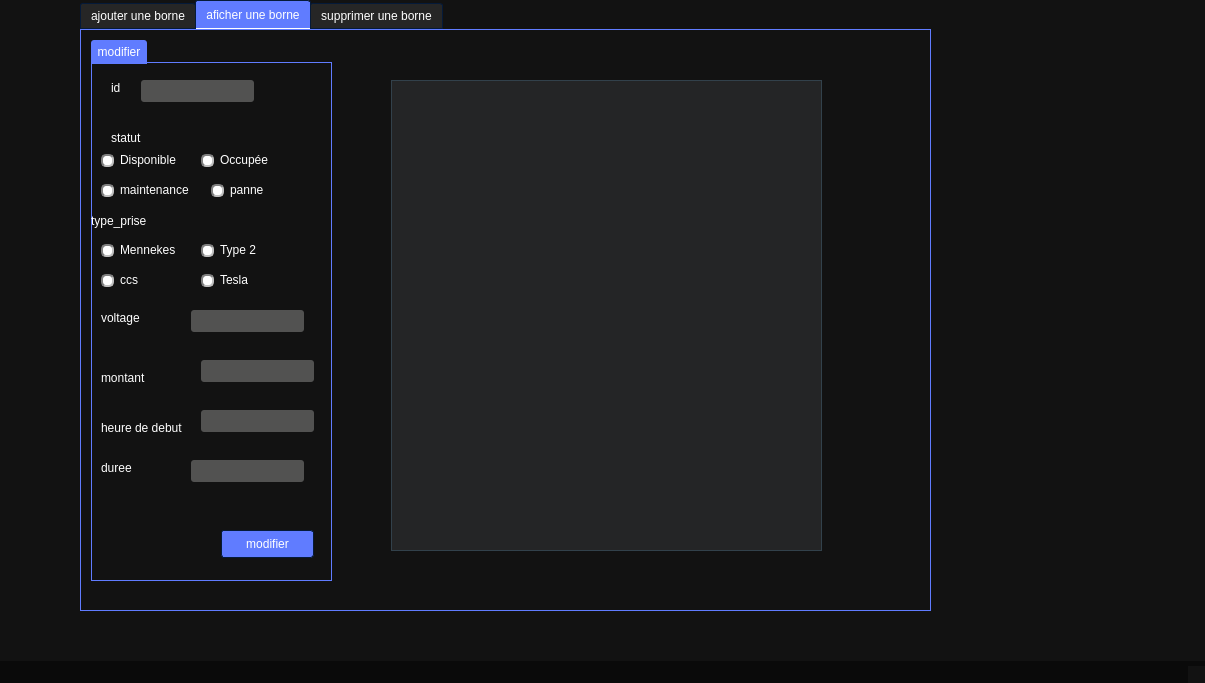
Above: gestion_borne/mainwindow.ui from khelifi19/aesir before the change. Below: the same form after it.
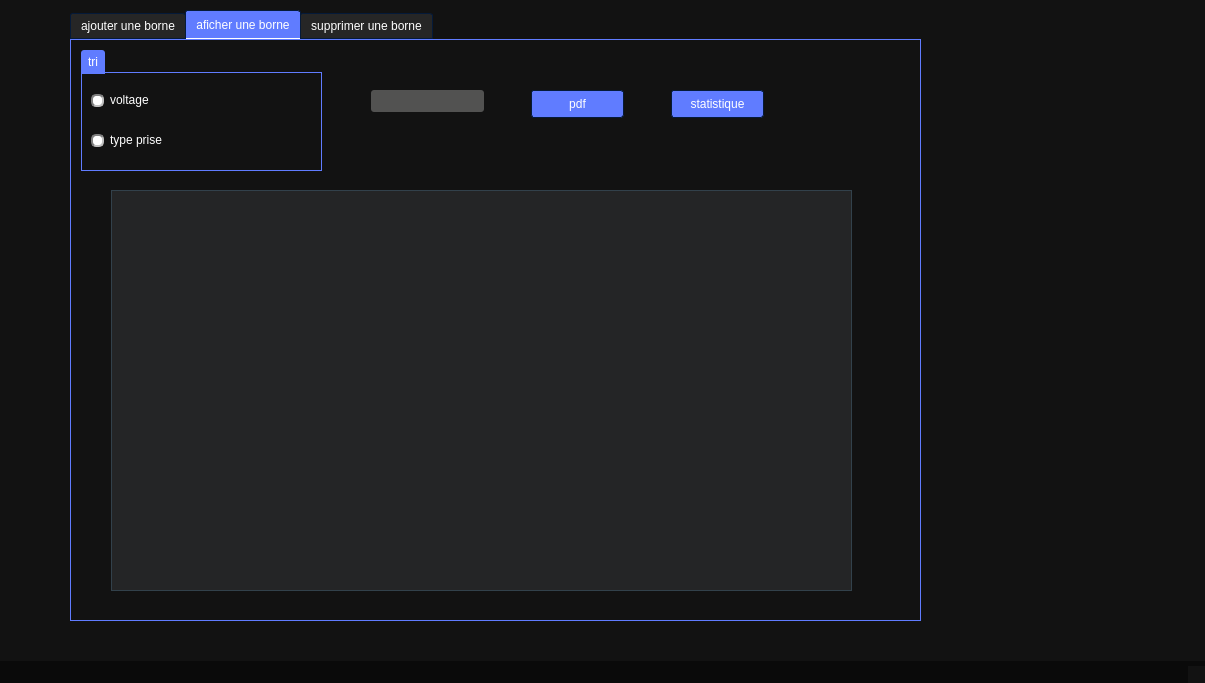
That is the form after the change. The open tabs and pages were chosen to show the change. Icons and pictures are not drawn.

Diff of the .ui file:
```diff
--- a/gestion_borne/mainwindow.ui
+++ b/gestion_borne/mainwindow.ui
@@ -1188,8 +1188,8 @@
    <widget class="QTabWidget" name="tabWidget">
     <property name="geometry">
      <rect>
-      <x>80</x>
-      <y>0</y>
+      <x>70</x>
+      <y>10</y>
       <width>851</width>
       <height>611</height>
      </rect>
@@ -1769,281 +1769,85 @@
         <x>10</x>
         <y>10</y>
         <width>241</width>
-        <height>541</height>
+        <height>121</height>
        </rect>
       </property>
       <property name="title">
-       <string>modifier</string>
+       <string>tri</string>
       </property>
-      <widget class="QLabel" name="label_5">
-       <property name="geometry">
-        <rect>
-         <x>20</x>
-         <y>40</y>
-         <width>56</width>
-         <height>16</height>
-        </rect>
-       </property>
-       <property name="text">
-        <string>id</string>
-       </property>
-      </widget>
-      <widget class="QLabel" name="label_6">
-       <property name="geometry">
-        <rect>
-         <x>20</x>
-         <y>90</y>
-         <width>56</width>
-         <height>16</height>
-        </rect>
-       </property>
-       <property name="text">
-        <string>statut</string>
-       </property>
-      </widget>
-      <widget class="QLabel" name="label_7">
-       <property name="geometry">
-        <rect>
-         <x>0</x>
-         <y>170</y>
-         <width>61</width>
-         <height>21</height>
-        </rect>
-       </property>
-       <property name="text">
-        <string>type_prise</string>
-       </property>
-      </widget>
-      <widget class="QLineEdit" name="le_id_modif">
-       <property name="geometry">
-        <rect>
-         <x>50</x>
-         <y>40</y>
-         <width>113</width>
-         <height>22</height>
-        </rect>
-       </property>
-      </widget>
-      <widget class="QPushButton" name="pb_modifier">
-       <property name="geometry">
-        <rect>
-         <x>130</x>
-         <y>490</y>
-         <width>93</width>
-         <height>28</height>
-        </rect>
-       </property>
-       <property name="text">
-        <string>modifier</string>
-       </property>
-      </widget>
-      <widget class="QLabel" name="label_12">
+      <widget class="QRadioButton" name="tri_voltage">
        <property name="geometry">
         <rect>
          <x>10</x>
-         <y>270</y>
-         <width>56</width>
-         <height>16</height>
+         <y>40</y>
+         <width>97</width>
+         <height>20</height>
         </rect>
        </property>
        <property name="text">
         <string>voltage</string>
        </property>
       </widget>
-      <widget class="QLabel" name="label_13">
+      <widget class="QRadioButton" name="trie_type">
        <property name="geometry">
         <rect>
          <x>10</x>
-         <y>330</y>
-         <width>56</width>
-         <height>16</height>
-        </rect>
-       </property>
-       <property name="text">
-        <string>montant</string>
-       </property>
-      </widget>
-      <widget class="QLineEdit" name="lineEdit_5">
-       <property name="geometry">
-        <rect>
-         <x>100</x>
-         <y>270</y>
-         <width>113</width>
-         <height>22</height>
-        </rect>
-       </property>
-      </widget>
-      <widget class="QLineEdit" name="lineEdit_6">
-       <property name="geometry">
-        <rect>
-         <x>110</x>
-         <y>320</y>
-         <width>113</width>
-         <height>22</height>
-        </rect>
-       </property>
-      </widget>
-      <widget class="QLabel" name="label_14">
-       <property name="geometry">
-        <rect>
-         <x>10</x>
-         <y>380</y>
-         <width>91</width>
-         <height>16</height>
-        </rect>
-       </property>
-       <property name="text">
-        <string>heure de debut</string>
-       </property>
-      </widget>
-      <widget class="QLabel" name="label_15">
-       <property name="geometry">
-        <rect>
-         <x>10</x>
-         <y>420</y>
-         <width>56</width>
-         <height>16</height>
-        </rect>
-       </property>
-       <property name="text">
-        <string>duree</string>
-       </property>
-      </widget>
-      <widget class="QLineEdit" name="lineEdit_7">
-       <property name="geometry">
-        <rect>
-         <x>110</x>
-         <y>370</y>
-         <width>113</width>
-         <height>22</height>
-        </rect>
-       </property>
-      </widget>
-      <widget class="QLineEdit" name="lineEdit_8">
-       <property name="geometry">
-        <rect>
-         <x>100</x>
-         <y>420</y>
-         <width>113</width>
-         <height>22</height>
-        </rect>
-       </property>
-      </widget>
-      <widget class="QRadioButton" name="Disponible_4">
-       <property name="geometry">
-        <rect>
-         <x>10</x>
-         <y>110</y>
+         <y>80</y>
          <width>97</width>
          <height>20</height>
         </rect>
        </property>
        <property name="text">
-        <string>Disponible</string>
+        <string>type prise</string>
        </property>
       </widget>
-      <widget class="QRadioButton" name="occupee_4">
-       <property name="geometry">
-        <rect>
-         <x>110</x>
-         <y>110</y>
-         <width>97</width>
-         <height>20</height>
-        </rect>
-       </property>
-       <property name="text">
-        <string>Occupée </string>
-       </property>
-      </widget>
-      <widget class="QRadioButton" name="maintenance_4">
-       <property name="geometry">
-        <rect>
-         <x>10</x>
-         <y>140</y>
-         <width>97</width>
-         <height>20</height>
-        </rect>
-       </property>
-       <property name="text">
-        <string>maintenance</string>
-       </property>
-      </widget>
-      <widget class="QRadioButton" name="panne_5">
-       <property name="geometry">
-        <rect>
-         <x>120</x>
-         <y>140</y>
-         <width>97</width>
-         <height>20</height>
-        </rect>
-       </property>
-       <property name="text">
-        <string>panne </string>
-       </property>
-      </widget>
-      <widget class="QRadioButton" name="type2_4">
-       <property name="geometry">
-        <rect>
-         <x>110</x>
-         <y>200</y>
-         <width>97</width>
-         <height>20</height>
-        </rect>
-       </property>
-       <property name="text">
-        <string>Type 2</string>
-       </property>
-      </widget>
-      <widget class="QRadioButton" name="tesla_4">
-       <property name="geometry">
-        <rect>
-         <x>110</x>
-         <y>230</y>
-         <width>97</width>
-         <height>20</height>
-        </rect>
-       </property>
-       <property name="text">
-        <string>Tesla</string>
-       </property>
-      </widget>
-      <widget class="QRadioButton" name="mennekes_4">
-       <property name="geometry">
-        <rect>
-         <x>10</x>
-         <y>200</y>
-         <width>97</width>
-         <height>20</height>
-        </rect>
-       </property>
-       <property name="text">
-        <string>Mennekes </string>
-       </property>
-      </widget>
-      <widget class="QRadioButton" name="ccs_4">
-       <property name="geometry">
-        <rect>
-         <x>10</x>
-         <y>230</y>
-         <width>97</width>
-         <height>20</height>
-        </rect>
-       </property>
-       <property name="text">
-        <string>ccs</string>
-       </property>
-      </widget>
      </widget>
      <widget class="QTableView" name="tab_borne2">
       <property name="geometry">
        <rect>
-        <x>310</x>
+        <x>40</x>
+        <y>150</y>
+        <width>741</width>
+        <height>401</height>
+       </rect>
+      </property>
+     </widget>
+     <widget class="QLineEdit" name="le_recherche">
+      <property name="geometry">
+       <rect>
+        <x>300</x>
         <y>50</y>
-        <width>431</width>
-        <height>471</height>
+        <width>113</width>
+        <height>22</height>
        </rect>
       </property>
      </widget>
+     <widget class="QPushButton" name="pdf">
+      <property name="geometry">
+       <rect>
+        <x>460</x>
+        <y>50</y>
+        <width>93</width>
+        <height>28</height>
+       </rect>
+      </property>
+      <property name="text">
+       <string>pdf</string>
+      </property>
+     </widget>
+     <widget class="QPushButton" name="statistique">
+      <property name="geometry">
+       <rect>
+        <x>600</x>
+        <y>50</y>
+        <width>93</width>
+        <height>28</height>
+       </rect>
+      </property>
+      <property name="text">
+       <string>statistique</string>
+      </property>
+     </widget>
     </widget>
     <widget class="QWidget" name="tab_3">
      <attribute name="title">
```
Left out of the diff: 104 changed lines with no effect on the pictures.
